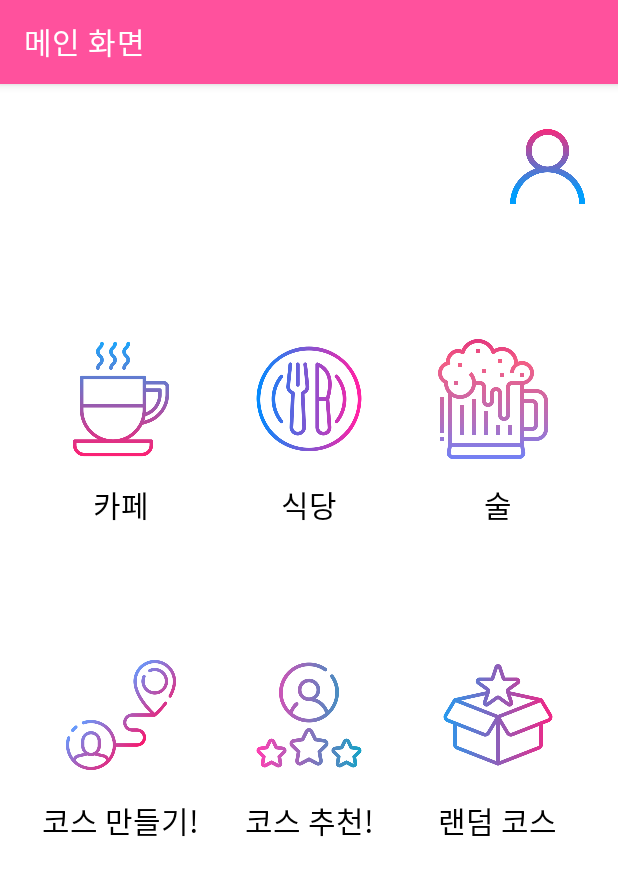
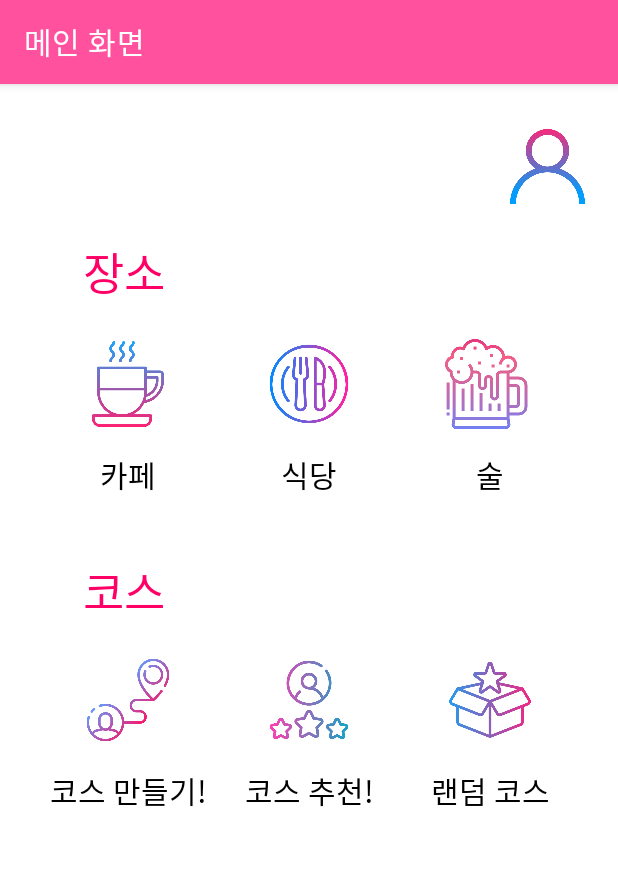
Before and after one commit to DatingCourse/Dating, an Android app: the screen it shows after launch (MainActivity), on a phone screen of 412 x 824 dp. Shown: the top 876 px of the screen. Run offline under Robolectric (Android 15) with nearby library versions, the phone set to English and light mode, and no system bars.

Commit message:
8/8 Layout 구성

```diff
--- a/DatingCourse/app/src/main/res/layout/activity_main.xml
+++ b/DatingCourse/app/src/main/res/layout/activity_main.xml
@@ -7,10 +7,13 @@
     tools:context=".MainActivity"
     tools:ignore="ExtraText">
 
+
+
     <LinearLayout
         android:layout_width="match_parent"
         android:layout_height="match_parent"
-        android:orientation="vertical">
+        android:orientation="vertical"
+        >
 
         <ImageButton
             android:id="@+id/user"
@@ -31,18 +34,36 @@
             android:layout_width="match_parent"
             android:layout_height="wrap_content">
 
+            <TextView
+                android:layout_width="wrap_content"
+                android:layout_height="wrap_content"
+                android:text="장소"
+                android:textColor="#FF0066"
+                android:textSize="30sp"
+                android:fontFamily="@font/nasqua"
+
+                app:layout_constraintStart_toStartOf="@id/imageButton1"
+                app:layout_constraintEnd_toEndOf="@id/imageButton1"
+                app:layout_constraintTop_toTopOf="parent"
+                app:layout_constraintBottom_toTopOf="@id/imageButton1"
+                android:layout_marginBottom="15dp"
+                android:layout_marginTop="15dp"
+                app:layout_constraintHorizontal_bias="0.0"
+                />
+
             <ImageButton
                 android:id="@+id/imageButton1"
-                android:background="@drawable/cafe"
-                android:layout_width="80dp"
-                android:layout_height="80dp"
+                android:background="#FFFFFF"
+                android:src="@drawable/cafe"
+                android:scaleType="fitXY"
+                android:layout_width="60dp"
+                android:layout_height="60dp"
 
                 app:layout_constraintEnd_toStartOf="@id/imageButton2"
                 app:layout_constraintStart_toStartOf="parent"
                 app:layout_constraintTop_toTopOf="parent"
                 app:layout_constraintHorizontal_bias="0.15"
 
-                android:layout_marginStart="0dp"
                 android:layout_marginTop="90dp"
                 tools:ignore="MissingConstraints"
                 android:contentDescription="@string/imageButton1"/>
@@ -65,9 +86,11 @@
 
             <ImageButton
                 android:id="@+id/imageButton2"
-                android:background="@drawable/plate"
-                android:layout_width="80dp"
-                android:layout_height="80dp"
+                android:background="#FFFFFF"
+                android:src="@drawable/plate"
+                android:scaleType="fitXY"
+                android:layout_width="60dp"
+                android:layout_height="60dp"
 
                 app:layout_constraintEnd_toStartOf="@+id/imageButton3"
                 app:layout_constraintStart_toEndOf="@id/imageButton1"
@@ -95,9 +118,11 @@
 
             <ImageButton
                 android:id="@+id/imageButton3"
-                android:layout_width="80dp"
-                android:layout_height="80dp"
-                android:background="@drawable/beer"
+                android:layout_width="60dp"
+                android:layout_height="60dp"
+                android:background="#FFFFFF"
+                android:src="@drawable/beer"
+                android:scaleType="fitXY"
 
                 app:layout_constraintStart_toEndOf="@id/imageButton2"
                 app:layout_constraintTop_toTopOf="parent"
@@ -130,17 +155,35 @@
             android:layout_height="wrap_content"
             android:layout_marginTop="35dp" >
 
+            <TextView
+                android:layout_width="wrap_content"
+                android:layout_height="wrap_content"
+                android:text="코스"
+                android:textSize="30sp"
+                android:textColor="#FF0066"
+                android:fontFamily="@font/nasqua"
+
+                app:layout_constraintEnd_toEndOf="@id/imageButton4"
+                app:layout_constraintStart_toStartOf="@id/imageButton4"
+                app:layout_constraintTop_toTopOf="parent"
+                app:layout_constraintBottom_toTopOf="@id/imageButton4"
+                app:layout_constraintHorizontal_bias="0.0"
+                android:layout_marginBottom="15dp"/>
+
+
         <ImageButton
             android:id="@+id/imageButton4"
-            android:background="@drawable/course"
-            android:layout_width="80dp"
-            android:layout_height="80dp"
+            android:background="#FFFFFF"
+            android:src="@drawable/course"
+            android:scaleType="fitXY"
+            android:layout_width="60dp"
+            android:layout_height="60dp"
 
             app:layout_constraintTop_toTopOf="parent"
             app:layout_constraintStart_toStartOf="parent"
             app:layout_constraintEnd_toStartOf="@id/imageButton5"
 
-            android:layout_marginTop="50dp"
+            android:layout_marginTop="70dp"
             app:layout_constraintHorizontal_bias="0.15"
             tools:ignore="MissingConstraints"
             android:contentDescription="@string/imageButton4"/>
@@ -162,15 +205,17 @@
 
         <ImageButton
             android:id="@+id/imageButton5"
-            android:background="@drawable/feedback"
-            android:layout_width="80dp"
-            android:layout_height="80dp"
+            android:background="#FFFFFF"
+            android:src="@drawable/feedback"
+            android:scaleType="fitXY"
+            android:layout_width="60dp"
+            android:layout_height="60dp"
 
             app:layout_constraintTop_toTopOf="parent"
             app:layout_constraintStart_toEndOf="@id/imageButton4"
             app:layout_constraintEnd_toStartOf="@id/imageButton6"
 
-            android:layout_marginTop="50dp"
+            android:layout_marginTop="70dp"
             android:layout_marginLeft="5dp"
             tools:ignore="MissingConstraints"
             android:contentDescription="@string/imageButton5"
@@ -193,15 +238,17 @@
 
             <ImageButton
                 android:id="@+id/imageButton6"
-                android:layout_width="80dp"
-                android:layout_height="80dp"
-                android:background="@drawable/random"
+                android:layout_width="60dp"
+                android:layout_height="60dp"
+                android:background="#FFFFFF"
+                android:src="@drawable/random"
+                android:scaleType="fitXY"
 
                 app:layout_constraintStart_toEndOf="@id/imageButton5"
                 app:layout_constraintTop_toTopOf="parent"
                 app:layout_constraintEnd_toEndOf="parent"
 
-                android:layout_marginTop="50dp"
+                android:layout_marginTop="70dp"
                 android:layout_marginLeft="5dp"
                 android:contentDescription="@string/imageButton6"/>
 
```
